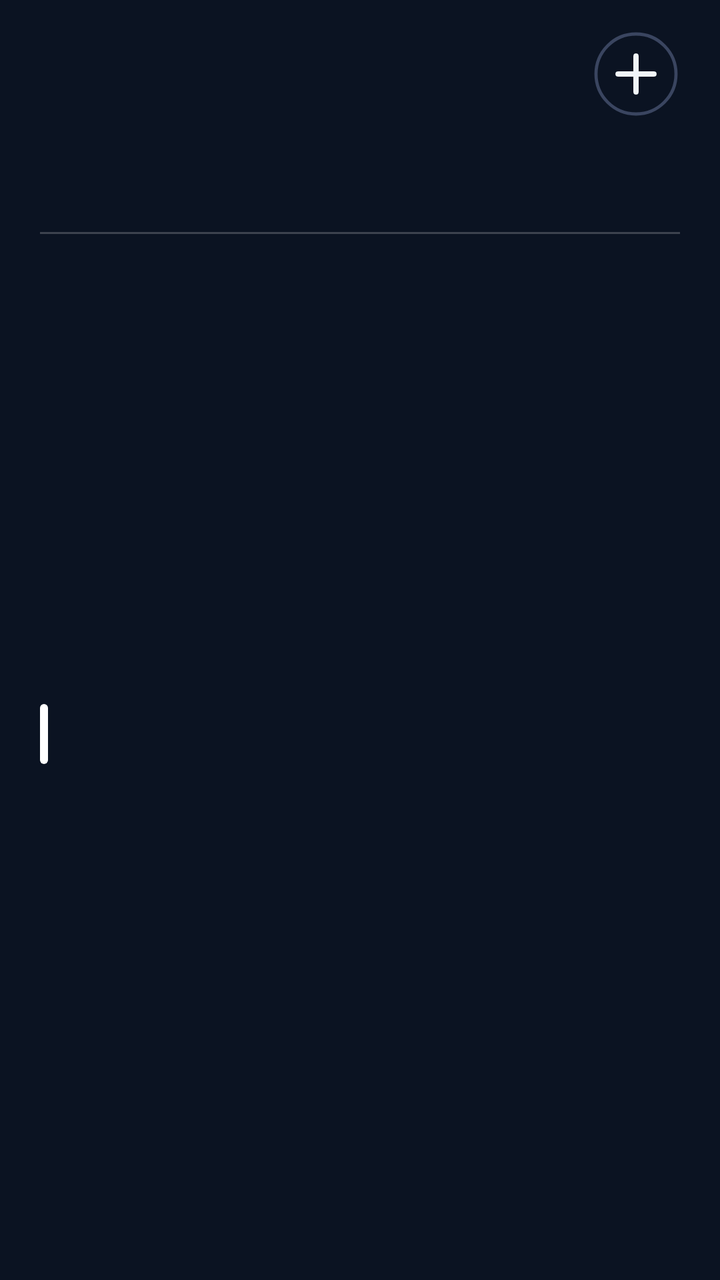
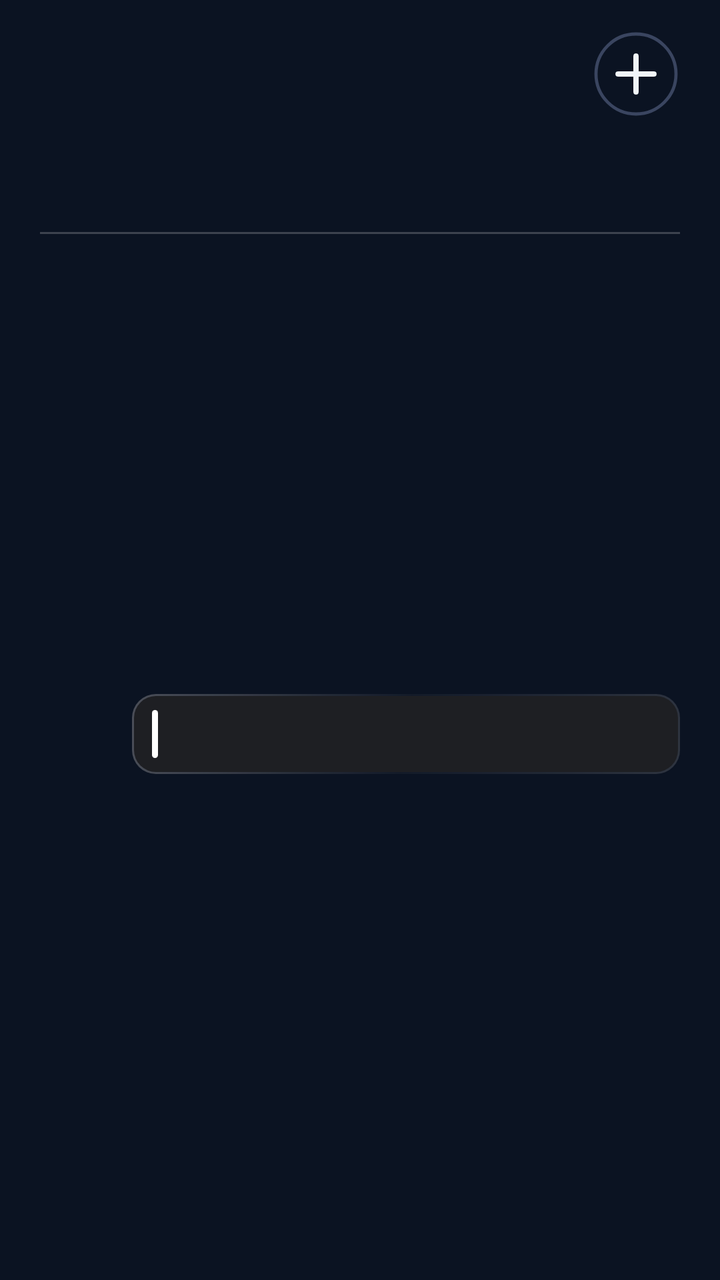

Before-and-after screenshots of an Android layout around one commit, followed by the original layout XML and the change that was made.
<!-- AndroidManifest.xml: application theme AppTheme -->
<!-- res/layout/cal_k1.xml -->
<?xml version="1.0" encoding="utf-8"?>
<FrameLayout
    xmlns:android="http://schemas.android.com/apk/res/android"
    android:id="@+id/root"
    android:layout_width="match_parent"
    android:layout_height="match_parent"
    android:padding="0dp">

    <ImageView
        android:id="@+id/cal_bg"
        android:layout_width="match_parent"
        android:layout_height="match_parent"
        android:importantForAccessibility="no"
        android:scaleType="fitXY" />
    <LinearLayout
        android:id="@+id/panel"
        android:layout_width="match_parent"
        android:layout_height="match_parent"
        android:background="@drawable/cal_panel"
        android:orientation="vertical"
        android:paddingStart="20dp"
        android:paddingTop="13dp"
        android:paddingEnd="20dp"
        android:paddingBottom="14dp">

        
        <LinearLayout
            android:layout_width="match_parent"
            android:layout_height="48dp"
            android:gravity="center_vertical"
            android:orientation="horizontal">
        <ImageView
            android:id="@+id/cal_day"
            android:layout_width="wrap_content"
            android:layout_height="47dp"
            android:adjustViewBounds="true"
            android:scaleType="fitStart" />

            <LinearLayout
                android:layout_width="0dp"
                android:layout_height="wrap_content"
                android:layout_marginStart="12dp"
                android:layout_weight="1"
                android:orientation="vertical">
                <ImageView
                    android:id="@+id/cal_month"
                    android:layout_width="match_parent"
                    android:layout_height="23dp"
                    android:adjustViewBounds="true"
                    android:scaleType="fitStart" />
                <ImageView
                    android:id="@+id/cal_sub"
                    android:layout_width="match_parent"
                    android:layout_height="16dp"
                    android:adjustViewBounds="true"
                    android:layout_marginTop="2dp"
                    android:scaleType="fitStart" />
            </LinearLayout>

            <ImageView
                android:id="@+id/btn_add"
                android:layout_width="44dp"
                android:layout_height="44dp"
                android:contentDescription="New event"
                android:src="@drawable/ic_cal_add" />
        </LinearLayout>

        
        <LinearLayout
            android:layout_width="match_parent"
            android:layout_height="48dp"
            android:layout_marginTop="2dp"
            android:orientation="horizontal">
            <LinearLayout
                android:layout_width="0dp"
                android:layout_height="match_parent"
                android:layout_weight="1"
                android:gravity="center_horizontal"
                android:orientation="vertical">
                
                <LinearLayout
                    android:id="@+id/wk_col_0"
                    android:layout_width="match_parent"
                    android:layout_marginStart="3dp"
                    android:layout_marginEnd="3dp"
                    android:layout_height="match_parent"
                    android:gravity="center_horizontal"
                    android:orientation="vertical"
                    android:paddingTop="4dp">
                    <ImageView
                        android:id="@+id/wk_label_0"
                        android:layout_width="wrap_content"
                        android:layout_height="14dp"
                        android:adjustViewBounds="true"
                        android:scaleType="fitCenter" />
                    <ImageView
                        android:id="@+id/wk_num_0"
                        android:layout_width="wrap_content"
                        android:layout_height="30dp"
                        android:adjustViewBounds="true"
                        android:layout_marginTop="0dp"
                        android:scaleType="fitCenter" />
                </LinearLayout>
            </LinearLayout>
            <LinearLayout
                android:layout_width="0dp"
                android:layout_height="match_parent"
                android:layout_weight="1"
                android:gravity="center_horizontal"
                android:orientation="vertical">
                
                <LinearLayout
                    android:id="@+id/wk_col_1"
                    android:layout_width="match_parent"
                    android:layout_marginStart="3dp"
                    android:layout_marginEnd="3dp"
                    android:layout_height="match_parent"
                    android:gravity="center_horizontal"
                    android:orientation="vertical"
                    android:paddingTop="4dp">
                    <ImageView
                        android:id="@+id/wk_label_1"
                        android:layout_width="wrap_content"
                        android:layout_height="14dp"
                        android:adjustViewBounds="true"
                        android:scaleType="fitCenter" />
                    <ImageView
                        android:id="@+id/wk_num_1"
                        android:layout_width="wrap_content"
                        android:layout_height="30dp"
                        android:adjustViewBounds="true"
                        android:layout_marginTop="0dp"
                        android:scaleType="fitCenter" />
                </LinearLayout>
            </LinearLayout>
            <LinearLayout
                android:layout_width="0dp"
                android:layout_height="match_parent"
                android:layout_weight="1"
                android:gravity="center_horizontal"
                android:orientation="vertical">
                
                <LinearLayout
                    android:id="@+id/wk_col_2"
                    android:layout_width="match_parent"
                    android:layout_marginStart="3dp"
                    android:layout_marginEnd="3dp"
                    android:layout_height="match_parent"
                    android:gravity="center_horizontal"
                    android:orientation="vertical"
                    android:paddingTop="4dp">
                    <ImageView
                        android:id="@+id/wk_label_2"
                        android:layout_width="wrap_content"
                        android:layout_height="14dp"
                        android:adjustViewBounds="true"
                        android:scaleType="fitCenter" />
                    <ImageView
                        android:id="@+id/wk_num_2"
                        android:layout_width="wrap_content"
                        android:layout_height="30dp"
                        android:adjustViewBounds="true"
                        android:layout_marginTop="0dp"
                        android:scaleType="fitCenter" />
                </LinearLayout>
            </LinearLayout>
            <LinearLayout
                android:layout_width="0dp"
                android:layout_height="match_parent"
                android:layout_weight="1"
                android:gravity="center_horizontal"
                android:orientation="vertical">
                
                <LinearLayout
                    android:id="@+id/wk_col_3"
                    android:layout_width="match_parent"
                    android:layout_marginStart="3dp"
                    android:layout_marginEnd="3dp"
                    android:layout_height="match_parent"
                    android:gravity="center_horizontal"
                    android:orientation="vertical"
                    android:paddingTop="4dp">
                    <ImageView
                        android:id="@+id/wk_label_3"
                        android:layout_width="wrap_content"
                        android:layout_height="14dp"
                        android:adjustViewBounds="true"
                        android:scaleType="fitCenter" />
                    <ImageView
                        android:id="@+id/wk_num_3"
                        android:layout_width="wrap_content"
                        android:layout_height="30dp"
                        android:adjustViewBounds="true"
                        android:layout_marginTop="0dp"
                        android:scaleType="fitCenter" />
                </LinearLayout>
            </LinearLayout>
            <LinearLayout
                android:layout_width="0dp"
                android:layout_height="match_parent"
                android:layout_weight="1"
                android:gravity="center_horizontal"
                android:orientation="vertical">
                
                <LinearLayout
                    android:id="@+id/wk_col_4"
                    android:layout_width="match_parent"
                    android:layout_marginStart="3dp"
                    android:layout_marginEnd="3dp"
                    android:layout_height="match_parent"
                    android:gravity="center_horizontal"
                    android:orientation="vertical"
                    android:paddingTop="4dp">
                    <ImageView
                        android:id="@+id/wk_label_4"
                        android:layout_width="wrap_content"
                        android:layout_height="14dp"
                        android:adjustViewBounds="true"
                        android:scaleType="fitCenter" />
                    <ImageView
                        android:id="@+id/wk_num_4"
                        android:layout_width="wrap_content"
                        android:layout_height="30dp"
                        android:adjustViewBounds="true"
                        android:layout_marginTop="0dp"
                        android:scaleType="fitCenter" />
                </LinearLayout>
            </LinearLayout>
            <LinearLayout
                android:layout_width="0dp"
                android:layout_height="match_parent"
                android:layout_weight="1"
                android:gravity="center_horizontal"
                android:orientation="vertical">
                
                <LinearLayout
                    android:id="@+id/wk_col_5"
                    android:layout_width="match_parent"
                    android:layout_marginStart="3dp"
                    android:layout_marginEnd="3dp"
                    android:layout_height="match_parent"
                    android:gravity="center_horizontal"
                    android:orientation="vertical"
                    android:paddingTop="4dp">
                    <ImageView
                        android:id="@+id/wk_label_5"
                        android:layout_width="wrap_content"
                        android:layout_height="14dp"
                        android:adjustViewBounds="true"
                        android:scaleType="fitCenter" />
                    <ImageView
                        android:id="@+id/wk_num_5"
                        android:layout_width="wrap_content"
                        android:layout_height="30dp"
                        android:adjustViewBounds="true"
                        android:layout_marginTop="0dp"
                        android:scaleType="fitCenter" />
                </LinearLayout>
            </LinearLayout>
            <LinearLayout
                android:layout_width="0dp"
                android:layout_height="match_parent"
                android:layout_weight="1"
                android:gravity="center_horizontal"
                android:orientation="vertical">
                
                <LinearLayout
                    android:id="@+id/wk_col_6"
                    android:layout_width="match_parent"
                    android:layout_marginStart="3dp"
                    android:layout_marginEnd="3dp"
                    android:layout_height="match_parent"
                    android:gravity="center_horizontal"
                    android:orientation="vertical"
                    android:paddingTop="4dp">
                    <ImageView
                        android:id="@+id/wk_label_6"
                        android:layout_width="wrap_content"
                        android:layout_height="14dp"
                        android:adjustViewBounds="true"
                        android:scaleType="fitCenter" />
                    <ImageView
                        android:id="@+id/wk_num_6"
                        android:layout_width="wrap_content"
                        android:layout_height="30dp"
                        android:adjustViewBounds="true"
                        android:layout_marginTop="0dp"
                        android:scaleType="fitCenter" />
                </LinearLayout>
            </LinearLayout>
        </LinearLayout>

        <ImageView
            android:id="@+id/cal_div"
            android:layout_width="match_parent"
            android:layout_height="1dp"
            android:layout_marginTop="5dp"
            android:layout_marginBottom="5dp"
            android:scaleType="fitXY"
            android:src="@drawable/cal_divider" />

        
        <LinearLayout
            android:layout_width="match_parent"
            android:layout_height="0dp"
            android:layout_weight="1"
            android:orientation="vertical">
        <LinearLayout
            android:id="@+id/cal_row_0"
            android:layout_width="match_parent"
            android:layout_height="0dp"
            android:layout_weight="1"
            android:gravity="center_vertical"
            android:orientation="horizontal">

            <ImageView
                android:id="@+id/cal_bar_0"
                android:layout_width="4dp"
                android:layout_height="30dp"
                android:layout_marginEnd="11dp"
                android:scaleType="fitXY"
                android:src="@drawable/cal_bar" />

            <LinearLayout
                android:layout_width="0dp"
                android:layout_height="wrap_content"
                android:layout_weight="1"
                android:orientation="vertical">

                <LinearLayout
                    android:layout_width="match_parent"
                    android:layout_height="wrap_content"
                    android:orientation="horizontal">
                    <ImageView
                        android:id="@+id/cal_time_0"
                        android:layout_width="wrap_content"
                        android:layout_height="16dp"
                        android:adjustViewBounds="true"
                        android:scaleType="fitStart" />
                    <ImageView
                        android:id="@+id/cal_hint_0"
                        android:layout_width="wrap_content"
                        android:layout_height="16dp"
                        android:adjustViewBounds="true"
                        android:layout_marginStart="9dp"
                        android:scaleType="fitStart" />
                </LinearLayout>
                <ImageView
                    android:id="@+id/cal_title_0"
                    android:layout_width="match_parent"
                    android:layout_height="22dp"
                    android:adjustViewBounds="true"
                    android:layout_marginTop="1dp"
                    android:scaleType="fitStart" />
            </LinearLayout>
        </LinearLayout>
        </LinearLayout>
        <ImageView
            android:id="@+id/cal_more"
            android:layout_width="match_parent"
            android:layout_height="14dp"
            android:adjustViewBounds="true"
            android:scaleType="fitEnd" />
    </LinearLayout>
</FrameLayout>
<!-- resources referenced by this layout -->
<resources>
  <!-- drawable cal_bar (drawable) -->
  <?xml version="1.0" encoding="utf-8"?>
  <shape xmlns:android="http://schemas.android.com/apk/res/android" android:shape="rectangle">
      <solid android:color="#FFFFFFFF" />
      <corners android:radius="2dp" />
  </shape>
  <!-- drawable cal_divider (drawable) -->
  <?xml version="1.0" encoding="utf-8"?>
  <shape xmlns:android="http://schemas.android.com/apk/res/android" android:shape="rectangle">
      <solid android:color="#33FFFFFF" />
  </shape>
  <!-- drawable cal_panel (drawable) -->
  <?xml version="1.0" encoding="utf-8"?>
  <shape xmlns:android="http://schemas.android.com/apk/res/android" android:shape="rectangle">
      <solid android:color="#00000000" />
      <corners android:radius="@dimen/widget_radius" />
  </shape>
  <!-- drawable ic_cal_add (drawable) -->
  <?xml version="1.0" encoding="utf-8"?>
  <vector xmlns:android="http://schemas.android.com/apk/res/android"
      android:width="44dp"
      android:height="44dp"
      android:viewportWidth="44"
      android:viewportHeight="44">
      <path
          android:pathData="M22,22m-20,0a20,20 0,1 1,40 0a20,20 0,1 1,-40 0"
          android:strokeColor="#FF3A4560"
          android:strokeWidth="1.6" />
      <path
          android:pathData="M13,22L31,22M22,13L22,31"
          android:strokeColor="#FFF1F5F9"
          android:strokeLineCap="round"
          android:strokeWidth="2.6" />
  </vector>
  <style name="AppTheme" parent="@android:style/Theme.DeviceDefault.NoActionBar">
          <item name="android:colorAccent">#DF8B35</item>
          <item name="android:colorControlActivated">#DF8B35</item>
          <item name="android:windowBackground">#0B1322</item>
          <item name="android:statusBarColor">#0E111A</item>
          <item name="android:navigationBarColor">#0B1322</item>
          <item name="android:textColorHint">#718096</item>
      </style>
  <dimen name="widget_radius">28dp</dimen>
</resources>

<!-- the commit's change to res/layout/cal_k1.xml (unified diff, before → after) -->
@@ -312,46 +312,83 @@
             android:layout_weight="1"
             android:gravity="center_vertical"
             android:orientation="horizontal">
-
-            <ImageView
-                android:id="@+id/cal_bar_0"
-                android:layout_width="4dp"
-                android:layout_height="30dp"
-                android:layout_marginEnd="11dp"
-                android:scaleType="fitXY"
-                android:src="@drawable/cal_bar" />
-
-            <LinearLayout
-                android:layout_width="0dp"
-                android:layout_height="wrap_content"
-                android:layout_weight="1"
-                android:orientation="vertical">
-
-                <LinearLayout
-                    android:layout_width="match_parent"
+            
+            <LinearLayout
+                android:id="@+id/cal_line_0"
+                android:layout_width="match_parent"
+                android:layout_height="40dp"
+                android:gravity="center_vertical"
+                android:orientation="horizontal">
+                
+                <LinearLayout
+                    android:id="@+id/cal_day_0"
+                    android:layout_width="40dp"
                     android:layout_height="wrap_content"
-                    android:orientation="horizontal">
-                    <ImageView
-                        android:id="@+id/cal_time_0"
-                        android:layout_width="wrap_content"
-                        android:layout_height="16dp"
-                        android:adjustViewBounds="true"
-                        android:scaleType="fitStart" />
-                    <ImageView
-                        android:id="@+id/cal_hint_0"
-                        android:layout_width="wrap_content"
-                        android:layout_height="16dp"
-                        android:adjustViewBounds="true"
-                        android:layout_marginStart="9dp"
-                        android:scaleType="fitStart" />
-                </LinearLayout>
-                <ImageView
-                    android:id="@+id/cal_title_0"
-                    android:layout_width="match_parent"
-                    android:layout_height="22dp"
-                    android:adjustViewBounds="true"
-                    android:layout_marginTop="1dp"
-                    android:scaleType="fitStart" />
+                    android:gravity="center_horizontal"
+                    android:orientation="vertical">
+                    <ImageView
+                        android:id="@+id/cal_dname_0"
+                        android:layout_width="wrap_content"
+                        android:layout_height="12dp"
+                        android:adjustViewBounds="true"
+                        android:scaleType="fitCenter" />
+                    <ImageView
+                        android:id="@+id/cal_dnum_0"
+                        android:layout_width="wrap_content"
+                        android:layout_height="20dp"
+                        android:adjustViewBounds="true"
+                        android:scaleType="fitCenter" />
+                </LinearLayout>
+                
+                <LinearLayout
+                    android:id="@+id/cal_tile_0"
+                    android:layout_width="0dp"
+                    android:layout_height="match_parent"
+                    android:layout_weight="1"
+                    android:layout_marginStart="6dp"
+                    android:background="@drawable/cal_event"
+                    android:gravity="center_vertical"
+                    android:orientation="horizontal"
+                    android:paddingStart="10dp"
+                    android:paddingEnd="10dp">
+                    <ImageView
+                        android:id="@+id/cal_bar_0"
+                        android:layout_width="3dp"
+                        android:layout_height="24dp"
+                        android:layout_marginEnd="9dp"
+                        android:scaleType="fitXY"
+                        android:src="@drawable/cal_bar" />
+                    <LinearLayout
+                        android:layout_width="0dp"
+                        android:layout_height="wrap_content"
+                        android:layout_weight="1"
+                        android:orientation="vertical">
+                        <ImageView
+                            android:id="@+id/cal_title_0"
+                            android:layout_width="match_parent"
+                            android:layout_height="19dp"
+                            android:adjustViewBounds="true"
+                            android:scaleType="fitStart" />
+                        <LinearLayout
+                            android:layout_width="match_parent"
+                            android:layout_height="wrap_content"
+                            android:orientation="horizontal">
+                            <ImageView
+                                android:id="@+id/cal_time_0"
+                                android:layout_width="wrap_content"
+                                android:layout_height="14dp"
+                                android:adjustViewBounds="true"
+                                android:scaleType="fitStart" />
+                            <ImageView
+                                android:id="@+id/cal_hint_0"
+                                android:layout_width="wrap_content"
+                                android:layout_height="14dp"
+                                android:adjustViewBounds="true"
+                                android:layout_marginStart="8dp"
+                                android:scaleType="fitStart" />
+                        </LinearLayout>
+                    </LinearLayout>
+                </LinearLayout>
             </LinearLayout>
         </LinearLayout>
         </LinearLayout>
<!-- resource entries referenced after the edit -->
@@ -11,6 +11,30 @@
   <shape xmlns:android="http://schemas.android.com/apk/res/android" android:shape="rectangle">
       <solid android:color="#33FFFFFF" />
   </shape>
+  <!-- drawable cal_event (drawable) -->
+  <?xml version="1.0" encoding="utf-8"?>
+  <layer-list xmlns:android="http://schemas.android.com/apk/res/android">
+      <item>
+          <shape android:shape="rectangle">
+              <corners android:radius="12dp" />
+              <gradient
+                  android:angle="315"
+                  android:centerColor="#08F3ECE8"
+                  android:endColor="#26F3ECE8"
+                  android:startColor="#45F3ECE8" />
+          </shape>
+      </item>
+      <item
+          android:bottom="1dp"
+          android:left="1dp"
+          android:right="1dp"
+          android:top="1dp">
+          <shape android:shape="rectangle">
+              <corners android:radius="11dp" />
+              <solid android:color="#FF1E1F23" />
+          </shape>
+      </item>
+  </layer-list>
   <!-- drawable cal_panel (drawable) -->
   <?xml version="1.0" encoding="utf-8"?>
   <shape xmlns:android="http://schemas.android.com/apk/res/android" android:shape="rectangle">
